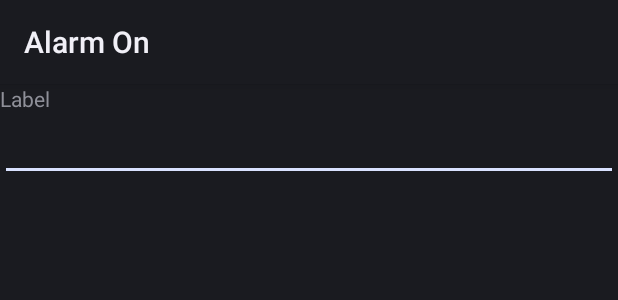
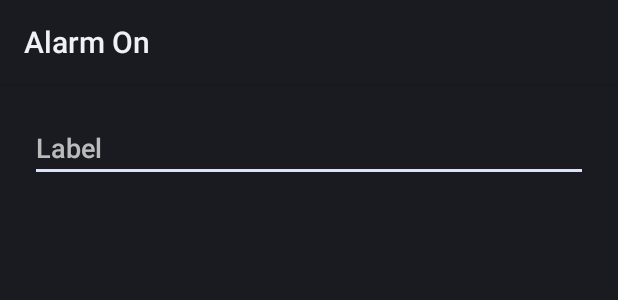
Before and after one commit to espinoco/AlarmOn, an Android app: the layout name_settings_dialog.xml on its own in the app's theme, with its tools: preview values and no code run, on a phone screen of 412 x 824 dp. Shown: the top 300 px of the screen. Run offline under Robolectric (Android 15) with nearby library versions, the phone set to English and light mode, and no system bars.

Commit message:
Use AppCompat resources

```diff
--- a/app/src/main/AndroidManifest.xml
+++ b/app/src/main/AndroidManifest.xml
@@ -20,6 +20,7 @@
       android:label="@string/app_name">
     <activity
         android:name="io.github.carlorodriguez.alarmon.ActivityAlarmClock"
+        android:theme="@style/Theme.AppCompat"
         android:launchMode="singleTask">
       <intent-filter>
         <action android:name="android.intent.action.MAIN"/>
@@ -39,6 +40,7 @@
         android:finishOnTaskLaunch="true"/>
     <activity
         android:name="io.github.carlorodriguez.alarmon.ActivityPendingAlarms"
+        android:theme="@style/Theme.AppCompat"
         android:finishOnTaskLaunch="true"/>
     <service android:name="io.github.carlorodriguez.alarmon.AlarmClockService"/>
     <service android:name="io.github.carlorodriguez.alarmon.NotificationService"/>
--- a/app/src/main/java/io/github/carlorodriguez/alarmon/ActivityAlarmClock.java
+++ b/app/src/main/java/io/github/carlorodriguez/alarmon/ActivityAlarmClock.java
@@ -17,8 +17,6 @@ package io.github.carlorodriguez.alarmon;
 
 import java.util.Calendar;
 
-import android.app.Activity;
-import android.app.AlertDialog;
 import android.app.Dialog;
 import android.app.DialogFragment;
 import android.content.DialogInterface;
@@ -27,6 +25,8 @@ import android.os.Bundle;
 import android.os.Handler;
 import android.os.RemoteException;
 import android.support.annotation.NonNull;
+import android.support.v7.app.AlertDialog;
+import android.support.v7.app.AppCompatActivity;
 import android.view.Menu;
 import android.view.MenuItem;
 import android.view.View;
@@ -44,7 +44,7 @@ import android.widget.AdapterView.OnItemClickListener;
  * clicking on the clock will trigger a dialog for enabling/disabling 'debug
  * mode.'
  */
-public final class ActivityAlarmClock extends Activity {
+public final class ActivityAlarmClock extends AppCompatActivity {
 
     public static final int TIME_PICKER = 0;
     public static final int DELETE_CONFIRM = 1;
--- a/app/src/main/java/io/github/carlorodriguez/alarmon/ActivityAlarmSettings.java
+++ b/app/src/main/java/io/github/carlorodriguez/alarmon/ActivityAlarmSettings.java
@@ -19,7 +19,6 @@ import java.util.ArrayList;
 import java.util.Calendar;
 import java.util.List;
 
-import android.app.AlertDialog;
 import android.app.Dialog;
 import android.app.DialogFragment;
 import android.content.Context;
@@ -28,6 +27,7 @@ import android.content.DialogInterface.OnMultiChoiceClickListener;
 import android.net.Uri;
 import android.os.Bundle;
 import android.support.annotation.NonNull;
+import android.support.v7.app.AlertDialog;
 import android.support.v7.app.AppCompatActivity;
 import android.view.LayoutInflater;
 import android.view.Menu;
--- a/app/src/main/java/io/github/carlorodriguez/alarmon/ActivityPendingAlarms.java
+++ b/app/src/main/java/io/github/carlorodriguez/alarmon/ActivityPendingAlarms.java
@@ -15,7 +15,6 @@
 
 package io.github.carlorodriguez.alarmon;
 
-import android.app.Activity;
 import android.app.Service;
 import android.content.ComponentName;
 import android.content.Intent;
@@ -23,6 +22,7 @@ import android.content.ServiceConnection;
 import android.os.Bundle;
 import android.os.IBinder;
 import android.os.RemoteException;
+import android.support.v7.app.AppCompatActivity;
 import android.widget.ArrayAdapter;
 import android.widget.ListView;
 
@@ -30,7 +30,7 @@ import android.widget.ListView;
  * This is a simple activity which displays all of the scheduled (in memory)
  * alarms that currently exist (For debugging only).
  */
-public final class ActivityPendingAlarms extends Activity {
+public final class ActivityPendingAlarms extends AppCompatActivity {
   boolean connected;
   private ListView listView;
 
@@ -38,6 +38,8 @@ public final class ActivityPendingAlarms extends Activity {
   protected void onCreate(Bundle savedInstanceState) {
     super.onCreate(savedInstanceState);
     setContentView(R.layout.pending_alarms);
+
+    setTitle(R.string.pending_alarms);
 
     connected = false;
     listView = (ListView) findViewById(R.id.pending_alarm_list);
--- a/app/src/main/java/io/github/carlorodriguez/alarmon/MediaPickerDialog.java
+++ b/app/src/main/java/io/github/carlorodriguez/alarmon/MediaPickerDialog.java
@@ -18,7 +18,6 @@ package io.github.carlorodriguez.alarmon;
 import io.github.carlorodriguez.alarmon.MediaListView.OnItemPickListener;
 
 import android.app.Activity;
-import android.app.AlertDialog;
 import android.content.DialogInterface;
 import android.media.MediaPlayer;
 import android.net.Uri;
@@ -26,6 +25,7 @@ import android.os.Message;
 import android.provider.MediaStore.Audio.Albums;
 import android.provider.MediaStore.Audio.Artists;
 import android.provider.MediaStore.Audio.Media;
+import android.support.v7.app.AlertDialog;
 import android.view.View;
 import android.widget.TabHost;
 import android.widget.TextView;
--- a/app/src/main/java/io/github/carlorodriguez/alarmon/TimePickerDialog.java
+++ b/app/src/main/java/io/github/carlorodriguez/alarmon/TimePickerDialog.java
@@ -17,12 +17,12 @@ package io.github.carlorodriguez.alarmon;
 
 import java.util.Calendar;
 
-import android.app.AlertDialog;
 import android.content.Context;
 import android.content.DialogInterface;
 import android.content.SharedPreferences;
 import android.content.SharedPreferences.Editor;
 import android.os.Handler;
+import android.support.v7.app.AlertDialog;
 import android.text.format.DateFormat;
 import android.view.KeyEvent;
 import android.view.MotionEvent;
--- a/app/src/main/res/layout/fade_settings_dialog.xml
+++ b/app/src/main/res/layout/fade_settings_dialog.xml
@@ -2,7 +2,8 @@
 <LinearLayout xmlns:android="http://schemas.android.com/apk/res/android"
   android:orientation="vertical"
   android:layout_width="fill_parent"
-  android:layout_height="wrap_content">
+  android:layout_height="wrap_content"
+  android:padding="20dp">
 
   <LinearLayout android:layout_width="fill_parent" android:layout_height="wrap_content">
     <TextView android:text="@string/volume_start"
--- a/app/src/main/res/layout/name_settings_dialog.xml
+++ b/app/src/main/res/layout/name_settings_dialog.xml
@@ -2,15 +2,13 @@
 <LinearLayout xmlns:android="http://schemas.android.com/apk/res/android"
   android:orientation="vertical"
   android:layout_width="fill_parent"
-  android:layout_height="wrap_content">
-
-    <TextView android:text="@string/label"
-      android:layout_width="wrap_content"
-      android:layout_height="wrap_content" />
+  android:layout_height="wrap_content"
+  android:padding="20dp">
 
     <EditText android:id="@+id/name_label"
       android:singleLine="true"
       android:inputType="textCapSentences"
+      android:hint="@string/label"
       android:layout_width="fill_parent"
       android:layout_height="wrap_content" />
 
```
